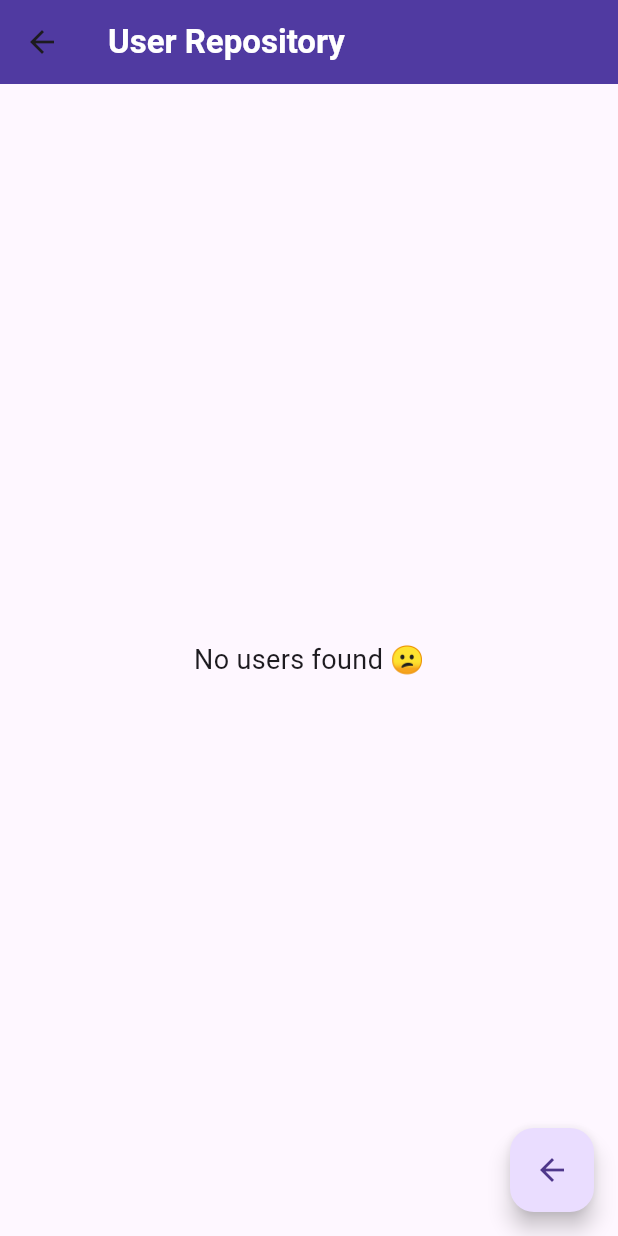
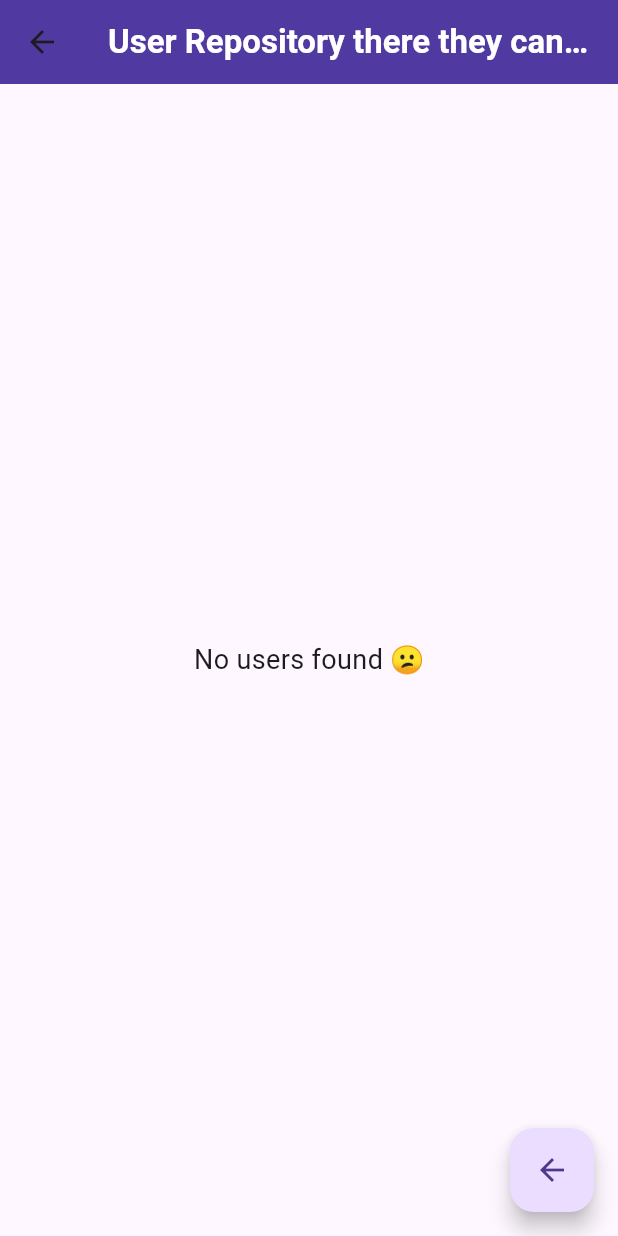
Before and after one commit to sapcoordinator/Shark-jet-01, a Flutter app: the HomePage screen opened directly, on a phone screen of 412 x 824 dp. Run offline on Flutter 3.47's test engine with Material 3 defaults, Android fonts, the phone set to English and light mode, and no system bars; our stand-ins replace shared_preferences; accounts and stored records are empty.

Commit message:
add line in home_page

```diff
--- a/lib/pages/home_page.dart
+++ b/lib/pages/home_page.dart
@@ -10,7 +10,7 @@ class HomePage extends StatelessWidget {
   Widget build(BuildContext context) {
     return Scaffold(
       appBar: AppBar(
-        title: const Text("User Repository",
+        title: const Text("User Repository there they can store information in a Structure way",
         style: TextStyle(fontWeight: FontWeight.bold, color: Colors.white,),),
         backgroundColor:  Color.fromARGB(255, 80, 58, 161),
         // centerTitle: true,
```
